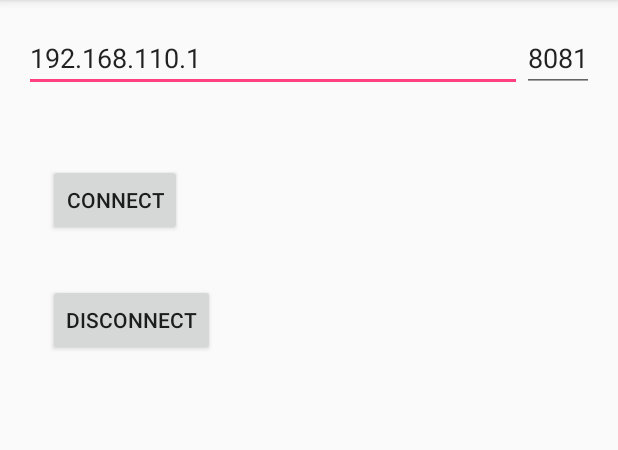
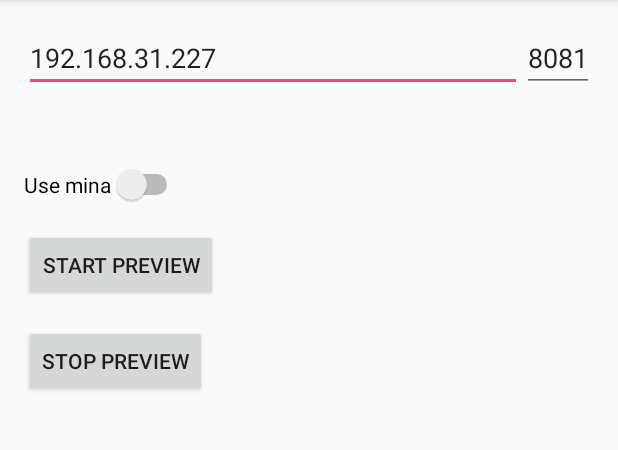
Before and after one commit to xfdingustc/MjpegView, an Android app: the screen it shows after launch (MainActivity), on a phone screen of 412 x 824 dp, the part 84-534 px from its top. Run offline under Robolectric (Android 15) with nearby library versions, the phone set to English and light mode, and no system bars; libraries missing offline, so code that uses them is left out: com.orhanobut.logger; plain views replace FixedAspectRatioFrameLayout.

Commit message:
add new api setMinaEnable

```diff
--- a/app/src/main/java/com/xfdingustc/mjpegview/sample/MainActivity.java
+++ b/app/src/main/java/com/xfdingustc/mjpegview/sample/MainActivity.java
@@ -5,6 +5,7 @@ import android.os.Bundle;
 import android.view.View;
 import android.widget.Button;
 import android.widget.EditText;
+import android.widget.Switch;
 
 import com.xfdingustc.mjpegview.library.MjpegView;
 
@@ -19,6 +20,7 @@ public class MainActivity extends AppCompatActivity {
     private Button mBtnDisconnect;
 
     private MjpegView mMjpegView;
+    private Switch mUseMina;
 
     @Override
     protected void onCreate(Bundle savedInstanceState) {
@@ -30,12 +32,14 @@ public class MainActivity extends AppCompatActivity {
         mBtnConnect = (Button)findViewById(R.id.connect);
         mBtnDisconnect = (Button)findViewById(R.id.disconnect);
         mMjpegView = (MjpegView)findViewById(R.id.mjpeg_view);
+        mUseMina = (Switch)findViewById(R.id.use_mina);
 
         mBtnConnect.setOnClickListener(new View.OnClickListener() {
             @Override
             public void onClick(View view) {
                 String address = mEtAddress.getText().toString();
                 int port = Integer.parseInt(mEtPort.getText().toString());
+                mMjpegView.setMinaEnabled(mUseMina.isChecked());
                 mMjpegView.startStream(new InetSocketAddress(address, port));
             }
         });
--- a/app/src/main/res/layout/activity_main.xml
+++ b/app/src/main/res/layout/activity_main.xml
@@ -23,7 +23,7 @@
             android:layout_width="0dp"
             android:layout_height="wrap_content"
             android:layout_weight="1"
-            android:text="192.168.110.1"/>
+            android:text="192.168.31.227"/>
 
         <EditText
             android:id="@+id/port"
@@ -51,19 +51,28 @@
     </com.xfdingustc.far.FixedAspectRatioFrameLayout>
 
 
+
+    <Switch
+        android:id="@+id/use_mina"
+        android:layout_width="wrap_content"
+        android:layout_height="wrap_content"
+        android:layout_marginTop="16dp"
+        android:text="Use mina"/>
+
+
     <Button
         android:id="@+id/connect"
         android:layout_width="wrap_content"
         android:layout_height="wrap_content"
-        android:layout_margin="16dp"
-        android:text="connect"/>
+        android:layout_marginTop="16dp"
+        android:text="Start Preview"/>
 
     <Button
         android:id="@+id/disconnect"
         android:layout_width="wrap_content"
         android:layout_height="wrap_content"
-        android:layout_margin="16dp"
-        android:text="disconnect"/>
+        android:layout_marginTop="16dp"
+        android:text="Stop Preview"/>
 
 
 
--- a/library/src/main/java/com/xfdingustc/mjpegview/library/MjpegView.java
+++ b/library/src/main/java/com/xfdingustc/mjpegview/library/MjpegView.java
@@ -36,7 +36,7 @@ public class MjpegView extends SurfaceView implements SurfaceHolder.Callback {
     private IoConnector mConnector = null;
     private SurfaceHolder mSurfaceHolder;
 
-    private boolean mUseMina = true;
+    private boolean mUseMina = false;
 
 
     public MjpegView(Context context) {
@@ -73,6 +73,10 @@ public class MjpegView extends SurfaceView implements SurfaceHolder.Callback {
         mSurfaceHolder = getHolder();
         mSurfaceHolder.addCallback(this);
         mMjpegStream = new MyMjpegStream();
+    }
+
+    public void setMinaEnabled(boolean enableMina) {
+        mUseMina = enableMina;
     }
 
 
```
